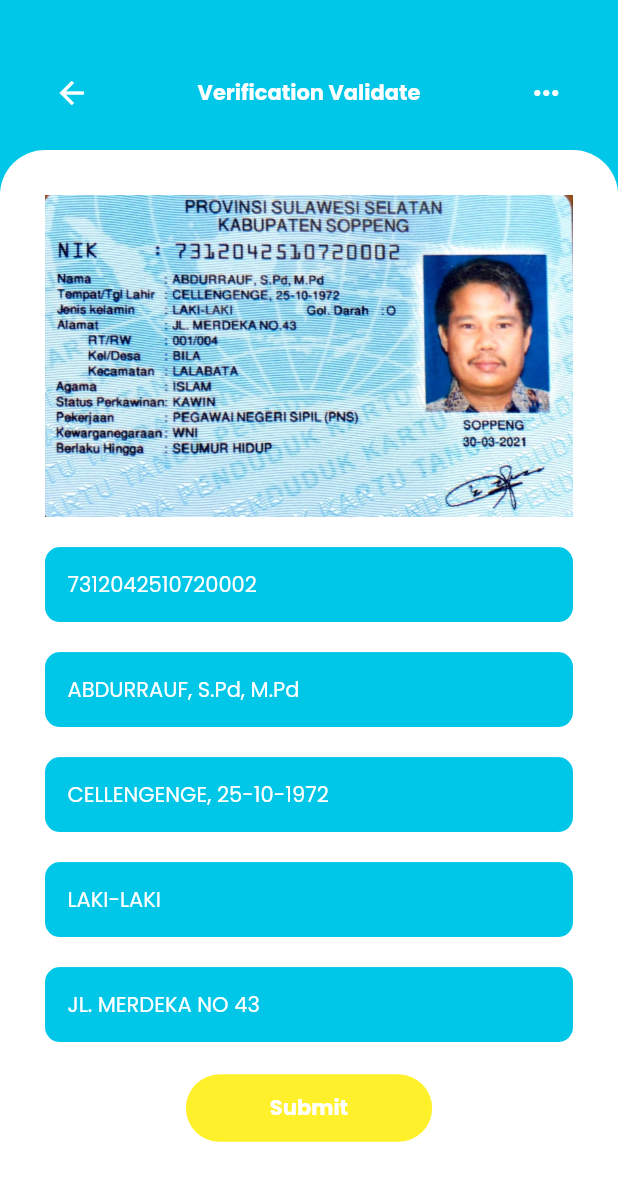
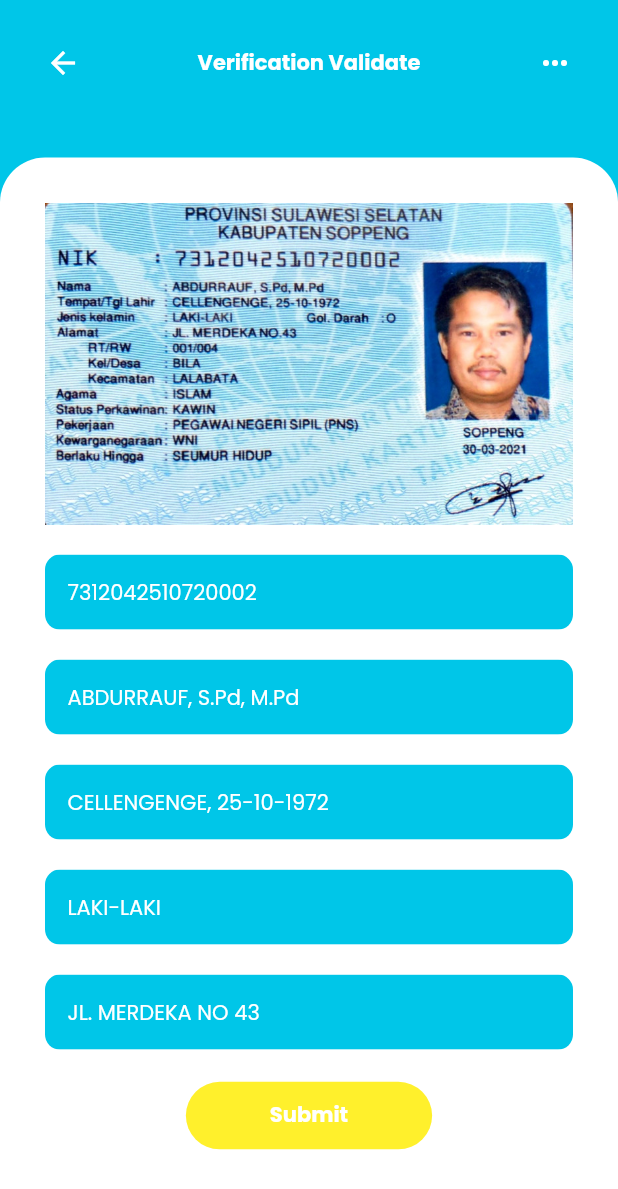
Before and after one commit to nikoshaa/tapScan, a Flutter app: the ScanPage widget shown alone on an empty page, opened directly, after a tap on "Verification", on a phone screen of 412 x 824 dp. Shown: the top 1189 px of the screen. Run offline on Flutter 3.47's test engine with Material 2 defaults, Android fonts, the phone set to English and light mode, and no system bars; our stand-ins replace dropdown_button2, flutter_native_splash; missing offline and left inert: flutter_onboard; project files that could hold a hidden picture were left out.

Commit message:
ui fixed

```diff
--- a/src/tap_scan/lib/layouts/main_layout_page.dart
+++ b/src/tap_scan/lib/layouts/main_layout_page.dart
@@ -19,7 +19,7 @@ class MainLayoutPage extends StatelessWidget {
     this.cleanLayout = false,
     this.title = "My Scans",
     this.description = "",
-    this.whiteBoxTopPadding = 200,
+    this.whiteBoxTopPadding = 100,
     this.leftIcon = Icons.search,
     this.rightIcon = Icons.settings,
     this.useFixedBottomBar = false,
@@ -34,17 +34,16 @@ class MainLayoutPage extends StatelessWidget {
           body: Stack(
             children: [
               //background
-              MainBackGround(
-                title: title,
-                description: description,
-                leftIcon: leftIcon,
-                rightIcon: rightIcon,
-              ),
+              const MainBackGround(),
               //white box
               WhiteBox(
                 mediaQueryData: mediaQueryData,
                 widget: widget,
                 whiteBoxTopPadding: whiteBoxTopPadding,
+                title: title,
+                description: description,
+                leftIcon: leftIcon,
+                rightIcon: rightIcon,
               ),
               Container(
                 padding: const EdgeInsets.only(top: 70),
@@ -74,18 +73,56 @@ class WhiteBox extends StatelessWidget {
     required this.widget,
     this.cleanLayout = true,
     required this.whiteBoxTopPadding,
+    required this.description,
+    required this.title,
+    required this.leftIcon,
+    required this.rightIcon,
   });
 
   final MediaQueryData mediaQueryData;
   final Widget widget;
   final bool cleanLayout;
   final double whiteBoxTopPadding;
+  final String title;
+  final String description;
+  final IconData leftIcon;
+  final IconData rightIcon;
 
   @override
   Widget build(BuildContext context) {
     return SingleChildScrollView(
       child: Column(
         children: [
+          const SizedBox(),
+          Padding(
+            padding: const EdgeInsets.all(30),
+            child: Row(
+              mainAxisAlignment: MainAxisAlignment.spaceBetween,
+              children: [
+                Icon(
+                  leftIcon,
+                  color: Colors.white,
+                ),
+                Text(
+                  title,
+                  style: const TextStyle(
+                      fontWeight: FontWeight.w700, color: Colors.white),
+                ),
+                Icon(
+                  rightIcon,
+                  color: Colors.white,
+                ),
+              ],
+            ),
+          ),
+          Padding(
+            padding: const EdgeInsets.only(left: 30, right: 30),
+            child: Text(
+              description,
+              style: const TextStyle(color: Colors.white),
+              textAlign: TextAlign.center,
+            ),
+          ),
           SizedBox(
             height: whiteBoxTopPadding,
           ),
@@ -122,64 +159,16 @@ class WhiteBox extends StatelessWidget {
 }
 
 class MainBackGround extends StatelessWidget {
-  final String title;
-  final String description;
-  final IconData leftIcon;
-  final IconData rightIcon;
-
   const MainBackGround({
     super.key,
-    required this.title,
-    required this.description,
-    required this.leftIcon,
-    required this.rightIcon,
   });
 
   @override
   Widget build(BuildContext context) {
     return Container(
       color: const Color.fromRGBO(0, 198, 232, 1),
-      child: Column(
-        children: [
-          const SizedBox(
-            height: 50,
-          ),
-          Column(
-            children: [
-              Row(
-                mainAxisAlignment: MainAxisAlignment.spaceAround,
-                children: [
-                  Icon(
-                    leftIcon,
-                    color: Colors.white,
-                  ),
-                  Text(
-                    title,
-                    style: const TextStyle(
-                      fontWeight: FontWeight.w700,
-                      color: Colors.white,
-                    ),
-                  ),
-                  Icon(
-                    rightIcon,
-                    color: Colors.white,
-                  ),
-                ],
-              ),
-              Container(
-                padding: const EdgeInsets.all(30),
-                child: Text(
-                  description,
-                  textAlign: TextAlign.center,
-                  style: const TextStyle(
-                    color: Colors.white,
-                  ),
-                ),
-              ),
-            ],
-          ),
-        ],
-      ),
+      width: double.infinity,
+      height: double.infinity,
     );
   }
 }
--- a/src/tap_scan/lib/pages/scan_page.dart
+++ b/src/tap_scan/lib/pages/scan_page.dart
@@ -57,6 +57,7 @@ class ScanPage extends StatelessWidget {
           ],
         ),
       ),
+      whiteBoxTopPadding: 10,
     );
   }
 }
--- a/src/tap_scan/lib/pages/scan_result.dart
+++ b/src/tap_scan/lib/pages/scan_result.dart
@@ -46,7 +46,7 @@ class ScanResult extends StatelessWidget {
       leftIcon: Icons.arrow_back,
       rightIcon: Icons.more_horiz,
       title: "Scan Result",
-      whiteBoxTopPadding: 100,
+      whiteBoxTopPadding: 10,
     );
   }
 }
--- a/src/tap_scan/lib/pages/scan_validate.dart
+++ b/src/tap_scan/lib/pages/scan_validate.dart
@@ -10,7 +10,7 @@ class ScanValidate extends StatelessWidget {
   @override
   Widget build(BuildContext context) {
     return MainLayoutPage(
-      whiteBoxTopPadding: 100,
+      whiteBoxTopPadding: 0,
       leftIcon: Icons.arrow_back,
       rightIcon: Icons.more_horiz,
       widget: Column(
```
